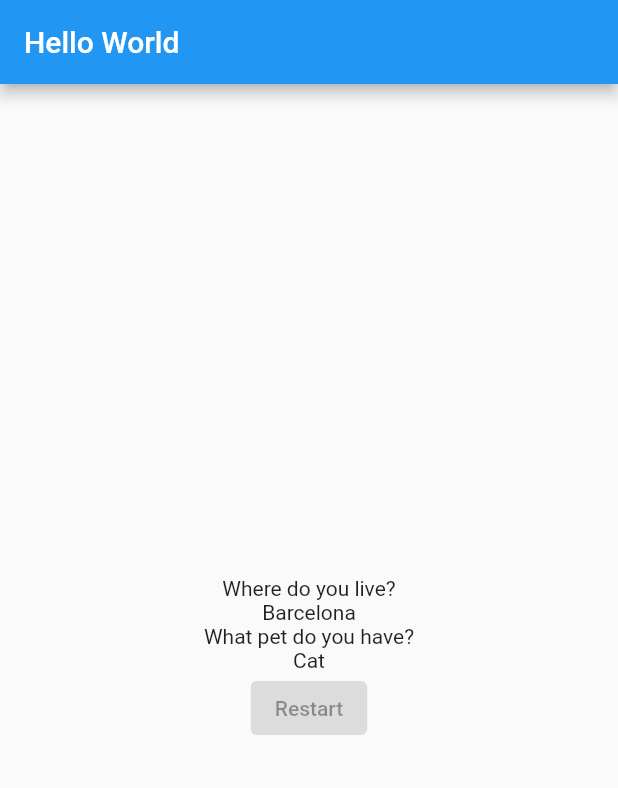
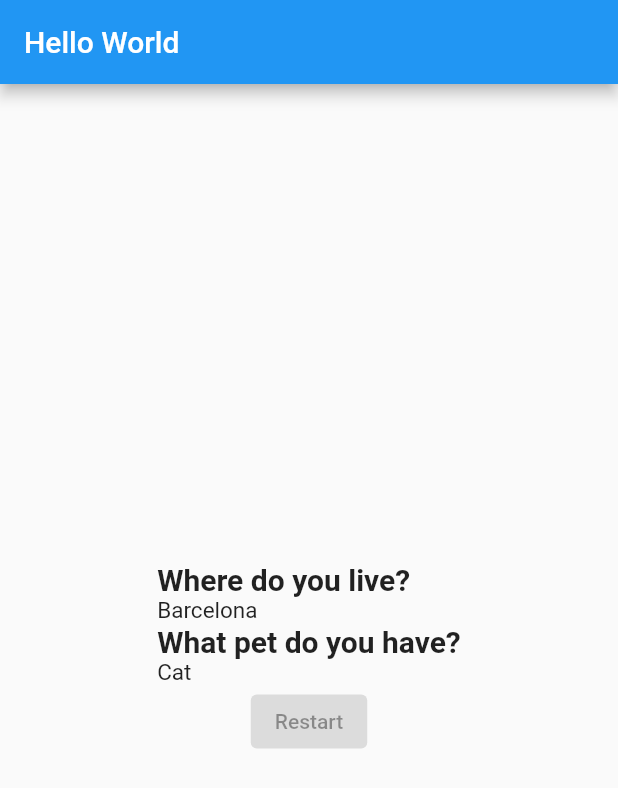
Before and after one commit to pauIbanez/ShoppingList, a Flutter app: the screen it shows after launch, after a tap on "Barcelona", after a tap on "Cat", on a phone screen of 412 x 824 dp. Shown: the top 788 px of the screen. Run offline on Flutter 3.47's test engine with Material 2 defaults, Android fonts, the phone set to English and light mode, and no system bars.

Commit message:
added some style to the quiz end summary screen

```diff
--- a/lib/widgets/QuizSummary/QuizSummary.dart
+++ b/lib/widgets/QuizSummary/QuizSummary.dart
@@ -27,6 +27,7 @@ class QuizSummary extends StatelessWidget {
   print(quizAnswers);
 
     return Column(
+      crossAxisAlignment: CrossAxisAlignment.start,
       children: [
         ...quizSummaryQuestions
       ],
--- a/lib/widgets/SummaryQuestion/SummaryQuestion.dart
+++ b/lib/widgets/SummaryQuestion/SummaryQuestion.dart
@@ -11,9 +11,10 @@ class QuizSummaryQuestion extends StatelessWidget {
   @override
   Widget build(BuildContext context) {
     return Column(
+      crossAxisAlignment: CrossAxisAlignment.start,
       children: [
-        Text(questionText),
-        Text(questionAnswer),
+        Text(questionText, style: TextStyle(fontSize: 20, fontWeight: FontWeight.bold)),
+        Text(questionAnswer, style: TextStyle(fontSize: 15)),
       ],
     );
   }
```
